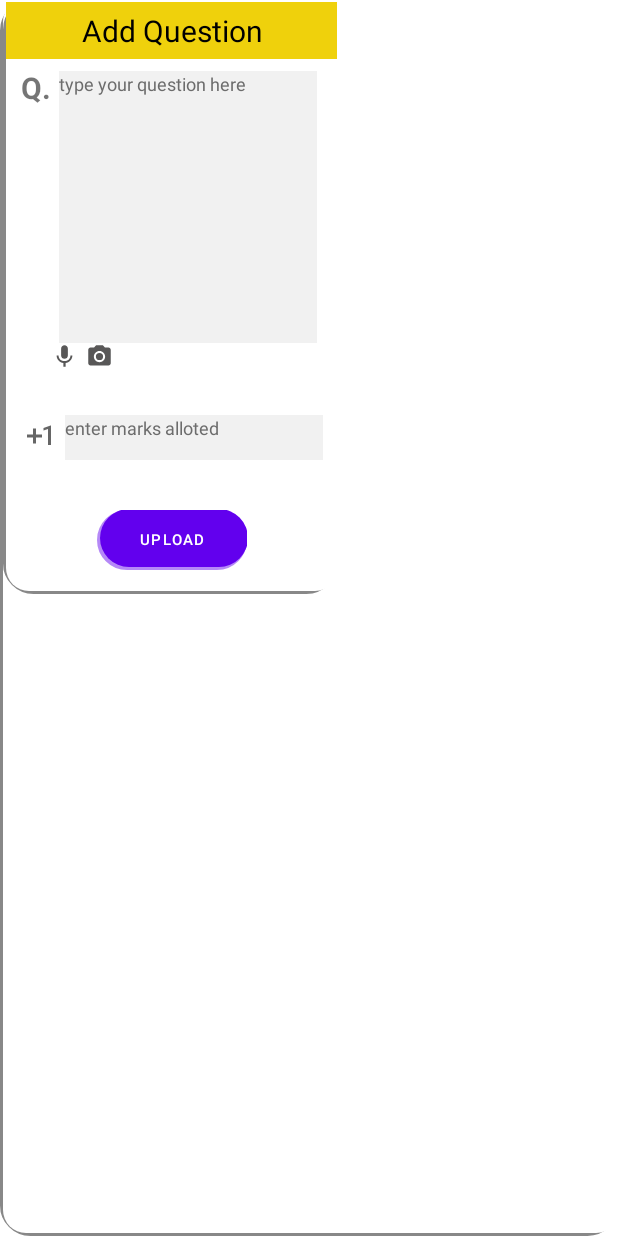
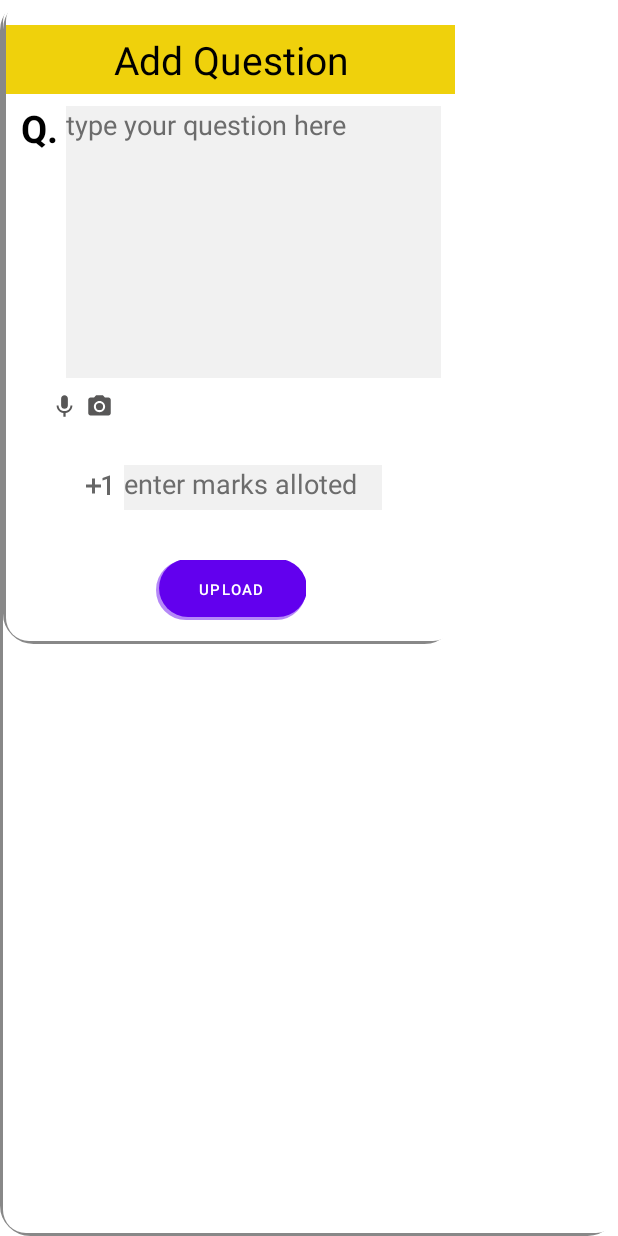
Before and after one commit to pragyaSingh13/Qurantine_Exam_OSD, an Android app: the layout dialog_layout_add__ques.xml on its own in the app's theme, with its tools: preview values and no code run, on a phone screen of 412 x 824 dp. Run offline under Robolectric (Android 15) with nearby library versions, the phone set to English and light mode, and no system bars.

```diff
--- a/app/build.gradle
+++ b/app/build.gradle
@@ -44,4 +44,5 @@ dependencies {
     androidTestImplementation 'androidx.test.espresso:espresso-core:3.4.0'
     implementation 'com.firebaseui:firebase-ui-database:8.0.0'
     implementation "androidx.multidex:multidex:2.0.1"
+    implementation 'com.squareup.picasso:picasso:2.71828'
 }
--- a/app/src/main/res/layout/check_answer_dialog.xml
+++ b/app/src/main/res/layout/check_answer_dialog.xml
@@ -41,6 +41,7 @@
                 android:foregroundGravity="top"
                 android:gravity="top"
                 android:text="Q."
+                android:textColor="@color/black"
                 android:textSize="26sp"
                 android:textStyle="bold"></TextView>
 
@@ -81,6 +82,7 @@
                 android:foregroundGravity="top"
                 android:gravity="top"
                 android:text="A."
+                android:textColor="@color/black"
                 android:textSize="26sp"
                 android:textStyle="bold"></TextView>
 
--- a/app/src/main/res/layout/dialog_layout_add__ques.xml
+++ b/app/src/main/res/layout/dialog_layout_add__ques.xml
@@ -15,14 +15,15 @@
         android:background="@drawable/dialog_bg"
         >
         <TextView
-            android:layout_width="match_parent"
+            android:layout_width="300dp"
             android:padding="5dp"
             android:layout_height="wrap_content"
             android:text="Add Question"
+            android:layout_marginTop="15dp"
             android:textColor="@color/black"
             android:background="#EFD10C"
             android:gravity="center"
-            android:textSize="20sp"
+            android:textSize="26sp"
             />
         <LinearLayout
             android:paddingLeft="10dp"
@@ -39,13 +40,14 @@
                 android:layout_marginRight="5dp"
                 android:foregroundGravity="top"
                 android:gravity="top"
+                android:textColor="@color/black"
                 android:text="Q."
-                android:textSize="20sp"
+                android:textSize="25sp"
                 android:textStyle="bold"></TextView>
 
         <EditText
             android:id="@+id/rET"
-            android:layout_width="172dp"
+            android:layout_width="250dp"
             android:layout_height="189dp"
             android:layout_gravity="top"
             android:background="@color/white"
@@ -61,13 +63,14 @@
             android:textAlignment="textStart"
             android:textColor="@android:color/black"
             android:textColorHint="#6C6C6C"
-            android:textSize="12sp"
+            android:textSize="18sp"
             tools:ignore="RtlCompat" />
         </LinearLayout>
 
         <LinearLayout
             android:layout_width="wrap_content"
-            android:layout_height="wrap_content">
+            android:layout_height="wrap_content"
+            android:layout_marginTop="10dp">
             <ImageView
                 android:layout_width="wrap_content"
                 android:layout_height="wrap_content"
@@ -117,7 +120,7 @@
                 android:textAlignment="textStart"
                 android:textColor="@android:color/black"
                 android:textColorHint="#6C6C6C"
-                android:textSize="12sp"
+                android:textSize="18sp"
                 tools:ignore="RtlCompat" /> />
 
 
```
Also changed, not shown: app/src/main/java/com/example/qurantineexam/DashboardAct.java (+26 -0 lines).
